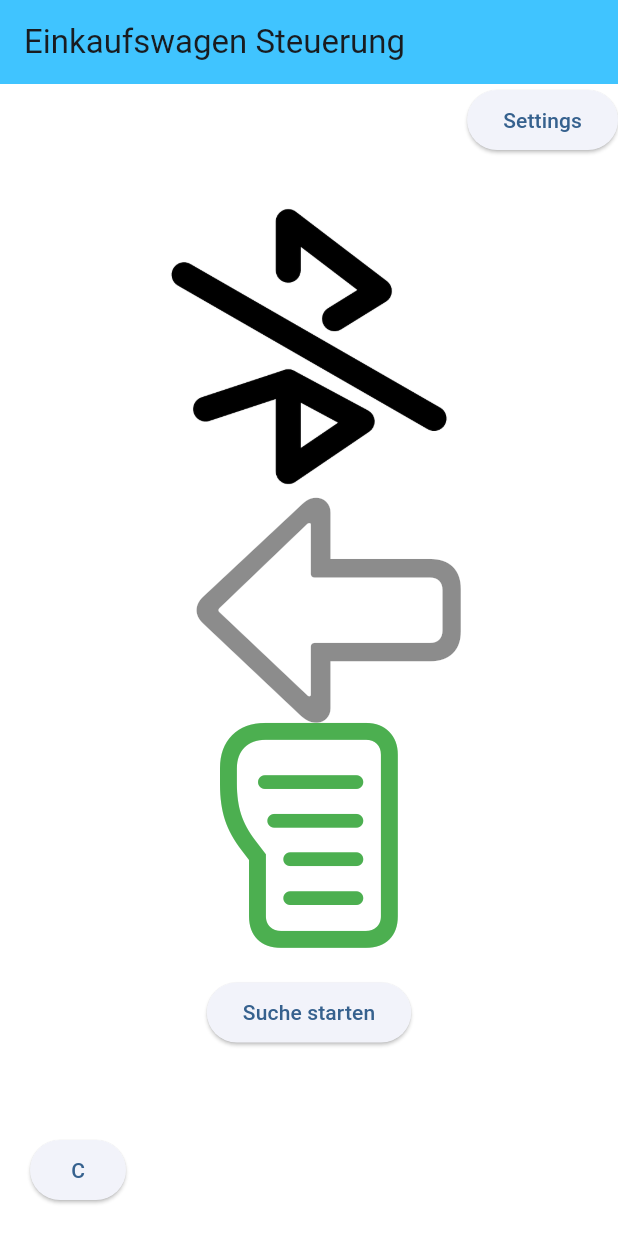
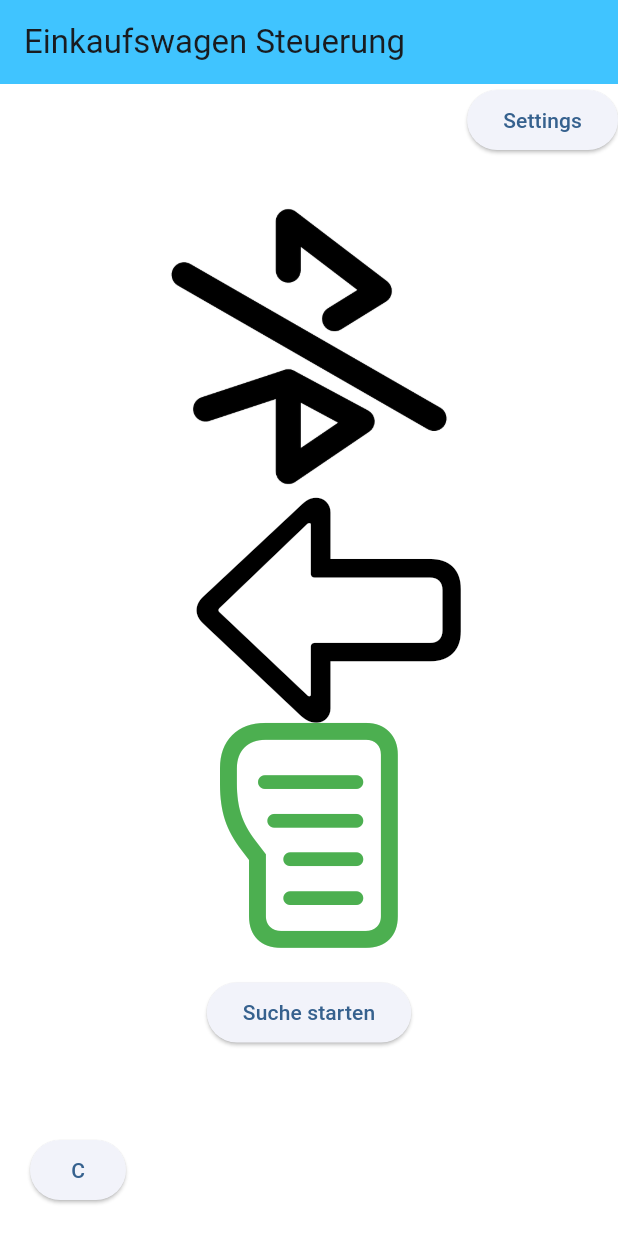
Before and after one commit to flo-sem/steuerung_ek, a Flutter app: the screen it shows after launch, on a phone screen of 412 x 824 dp. Run offline on Flutter 3.47's test engine with Material 3 defaults, Android fonts, the phone set to English and light mode, and no system bars; our stand-ins replace convert, flutter_blue_plus, font_awesome_flutter, sleek_circular_slider, vibration.

Commit message:
icon color changes in dark mode

```diff
--- a/lib/main.dart
+++ b/lib/main.dart
@@ -192,7 +192,7 @@ class _StartPage extends State<StartPage> {
 
                       Icon(EK_Icons.arrowshape_left,
                         size: 150,
-                        color: currentBrightness == Brightness.dark ? Colors.white : Colors.black45 ,
+                        color: currentBrightness == Brightness.dark ? stateManager.darkIconColor : stateManager.iconColor ,
                       ),
                   Icon(EK_Icons.pedal_accelerator ,
                   size: 150,
--- a/lib/state_manager.dart
+++ b/lib/state_manager.dart
@@ -39,6 +39,12 @@ class StateManager with ChangeNotifier {
   Color _darkAppbarColor = Colors.deepPurpleAccent ;
   Color get darkAppbarColor => _darkAppbarColor;
 
+  Color _iconColor = Colors.black;
+  Color get iconColor => _iconColor;
+
+  Color _darkIconColor = Colors.white ;
+  Color get darkIconColor => _darkIconColor;
+
   /* properties for ble send interval control */
 
   void setSteeringAngle(double value) {
```
